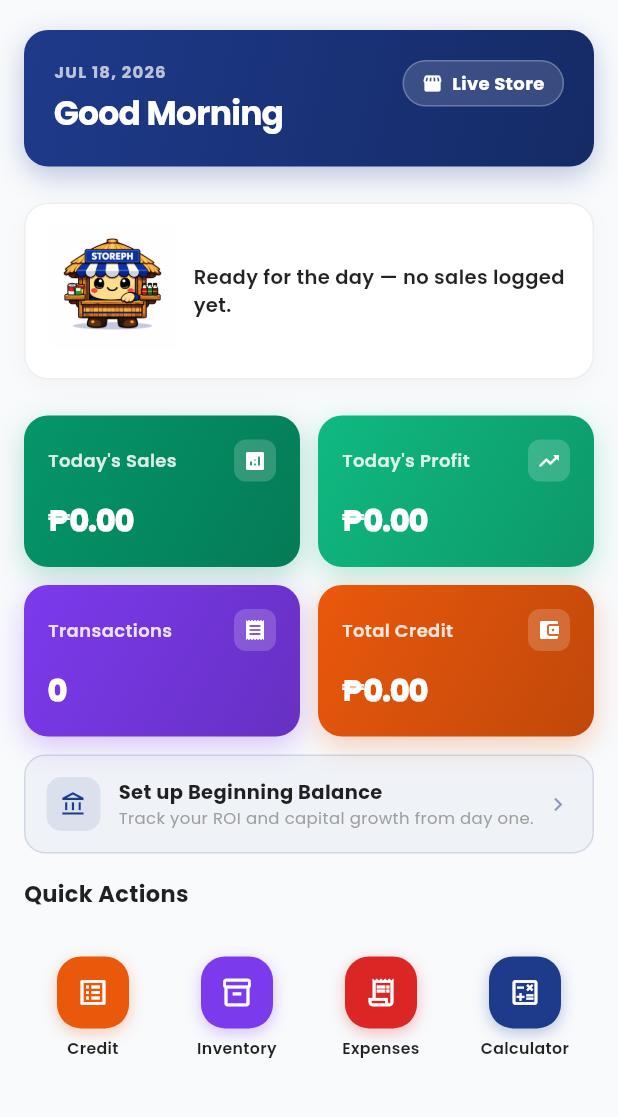
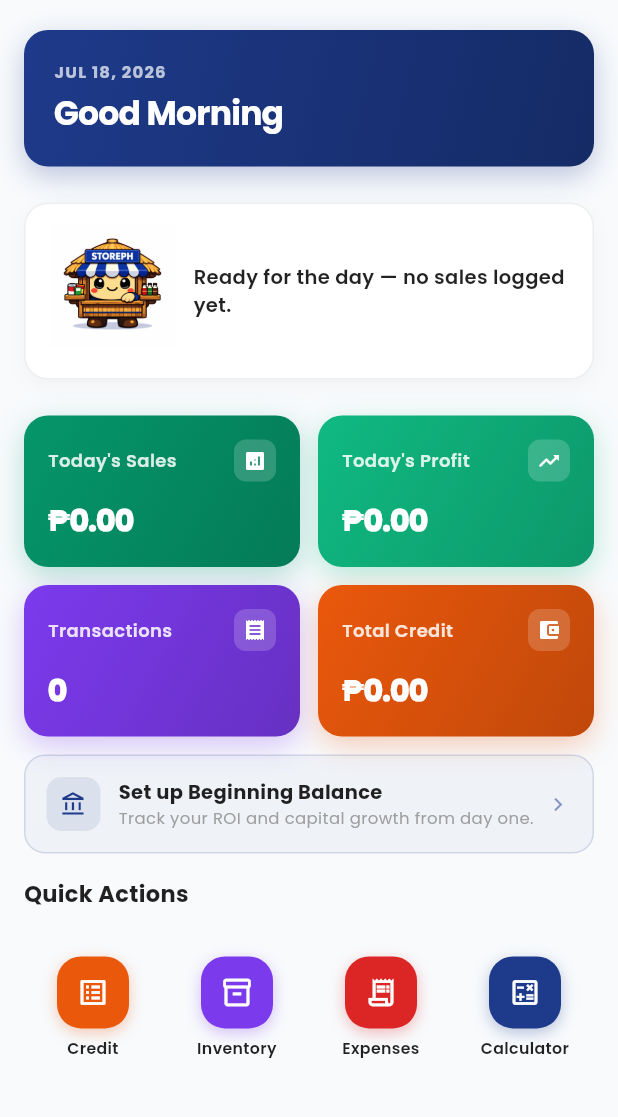
Before and after one commit to JefreyJurado/sari_sari_store, a Flutter app: the HomeScreen screen opened directly, on a phone screen of 412 x 824 dp, the part 114-1231 px from its top. Run offline on Flutter 3.47's test engine with Material 3 defaults, Android fonts, the phone set to English and light mode, and no system bars; our stand-ins replace file_picker, fl_chart, flutter_local_notifications, pdf, printing, share_plus and 4 more; missing offline and left inert: gal, mobile_scanner; accounts and stored records are empty.

Commit message:
Remove decorative Live Store badge from home header
The pill showed static text that reflected no real status; the greeting
now uses the full width of the header card.

Co-Authored-By: Claude Fable 5 <noreply@anthropic.com>

```diff
--- a/lib/screens/home_screen.dart
+++ b/lib/screens/home_screen.dart
@@ -203,14 +203,8 @@ class _HomeScreenState extends State<HomeScreen> {
                                 BorderRadius.circular(AppRadius.xxl),
                             boxShadow: AppShadows.colored(AppColors.blue),
                           ),
-                          child: Row(
-                            mainAxisAlignment:
-                                MainAxisAlignment.spaceBetween,
+                          child: Column(
                             crossAxisAlignment: CrossAxisAlignment.start,
-                            children: [
-                              Column(
-                                crossAxisAlignment:
-                                    CrossAxisAlignment.start,
                             children: [
                               Text(
                                 DateHelper.todayFormatted()
@@ -232,31 +226,6 @@ class _HomeScreenState extends State<HomeScreen> {
                                     fontSize: 22,
                                     fontWeight: FontWeight.w800,
                                     letterSpacing: -0.5),
-                                  ),
-                                ],
-                              ),
-                              Container(
-                                padding: const EdgeInsets.symmetric(
-                                    horizontal: 12, vertical: 6),
-                                decoration: BoxDecoration(
-                                  color: Colors.white
-                                      .withValues(alpha: 0.15),
-                                  borderRadius:
-                                      BorderRadius.circular(AppRadius.pill),
-                                  border: Border.all(
-                                      color: Colors.white
-                                          .withValues(alpha: 0.25)),
-                                ),
-                                child: const Row(children: [
-                                  Icon(Icons.storefront_rounded,
-                                      size: 14, color: Colors.white),
-                                  SizedBox(width: 6),
-                                  Text('Live Store',
-                                      style: TextStyle(
-                                          fontSize: 12,
-                                          color: Colors.white,
-                                          fontWeight: FontWeight.w700)),
-                                ]),
                               ),
                             ],
                           ),
```
Lines whose indentation alone changed are shown as unchanged.
